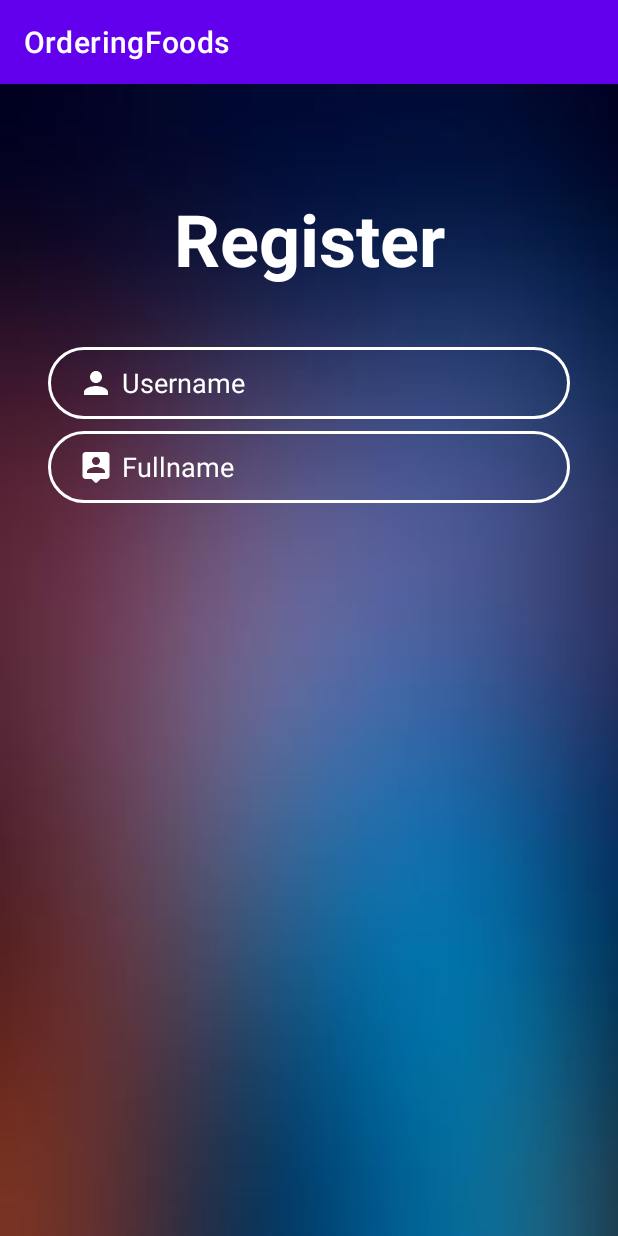
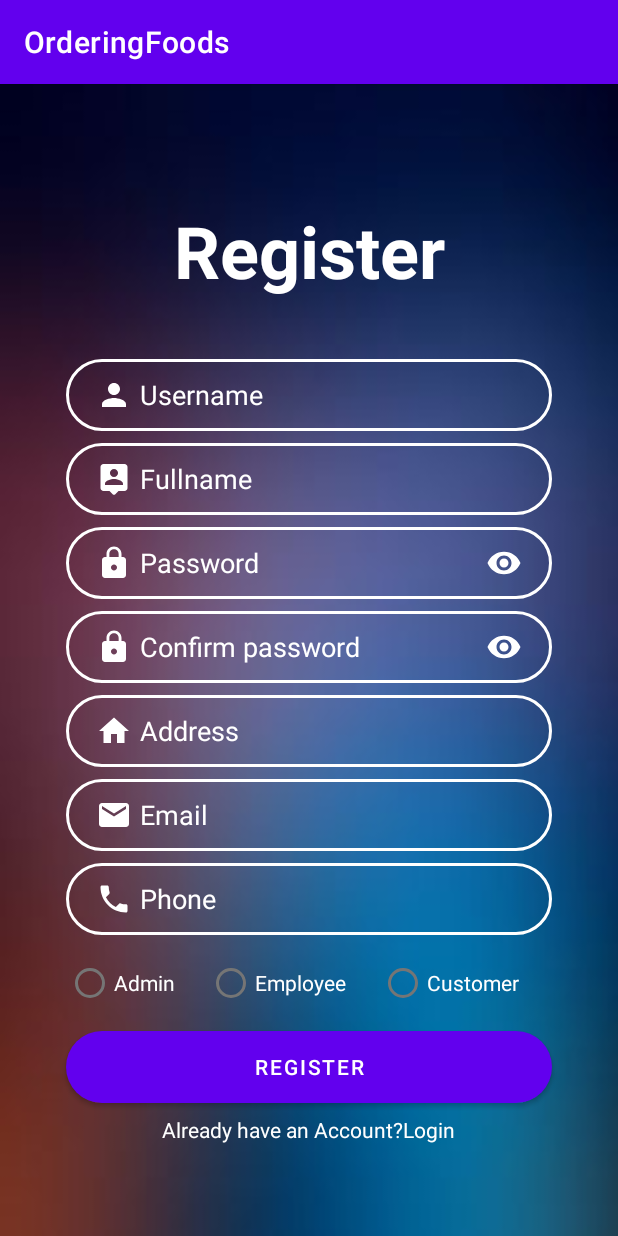
Before and after one commit to nguyentoannn/OrderingFoods, an Android app: the RegisterActivity screen opened directly, with no data from a screen before it, on a phone screen of 412 x 824 dp. Run offline under Robolectric (Android 15) with nearby library versions, the phone set to English and light mode, and no system bars; 2 statements that could not run were skipped.

Commit message:
resolve ui register

```diff
--- a/app/src/main/java/com/example/orderingfoods/LoginActivity.java
+++ b/app/src/main/java/com/example/orderingfoods/LoginActivity.java
@@ -33,7 +33,7 @@ public class LoginActivity extends AppCompatActivity {
     protected void onCreate(Bundle savedInstanceState) {
         super.onCreate(savedInstanceState);
         setContentView(R.layout.activity_login);
-        username = findViewById(R.id.username);
+        username = findViewById(R.id.register_Username);
         password = findViewById(R.id.password);
         button = findViewById(R.id.button_login);
         button.setOnClickListener(new View.OnClickListener() {
--- a/app/src/main/res/layout/activity_login.xml
+++ b/app/src/main/res/layout/activity_login.xml
@@ -23,7 +23,7 @@
         app:layout_constraintVertical_bias="0.224" />
 
     <EditText
-        android:id="@+id/username"
+        android:id="@+id/register_Username"
         android:layout_width="0dp"
         android:layout_height="wrap_content"
         android:layout_marginStart="32dp"
@@ -67,10 +67,10 @@
         android:paddingRight="20dp"
         android:paddingBottom="10dp"
         android:textColorHint="@color/black"
-        app:layout_constraintEnd_toEndOf="@+id/username"
+        app:layout_constraintEnd_toEndOf="@+id/register_Username"
         app:layout_constraintHorizontal_bias="0.0"
-        app:layout_constraintStart_toStartOf="@+id/username"
-        app:layout_constraintTop_toBottomOf="@+id/username" />
+        app:layout_constraintStart_toStartOf="@+id/register_Username"
+        app:layout_constraintTop_toBottomOf="@+id/register_Username" />
 
     <TextView
         android:id="@+id/forgot_password"
--- a/app/src/main/res/layout/activity_register.xml
+++ b/app/src/main/res/layout/activity_register.xml
@@ -6,6 +6,10 @@
     android:layout_width="match_parent"
     android:layout_height="match_parent"
     android:background="@drawable/bg_login"
+    android:paddingLeft="20dp"
+    android:paddingTop="10dp"
+    android:paddingRight="20dp"
+    android:paddingBottom="10dp"
     tools:context=".RegisterActivity">
 
     <TextView
@@ -23,12 +27,12 @@
         app:layout_constraintVertical_bias="0.100000024" />
 
     <EditText
-        android:id="@+id/username"
+        android:id="@+id/register_Username"
         android:layout_width="0dp"
         android:layout_height="wrap_content"
-        android:layout_marginStart="32dp"
+        android:layout_marginStart="24dp"
         android:layout_marginTop="40dp"
-        android:layout_marginEnd="32dp"
+        android:layout_marginEnd="24dp"
         android:layout_marginBottom="16dp"
         android:autofillHints=""
         android:background="@drawable/input_bg"
@@ -42,62 +46,39 @@
         android:paddingTop="10dp"
         android:paddingRight="20dp"
         android:paddingBottom="10dp"
+        android:textColor="@color/white"
         android:textColorHint="@color/white"
-        app:layout_constraintBottom_toTopOf="@+id/password"
+        app:layout_constraintBottom_toTopOf="@+id/register_Fullname"
         app:layout_constraintEnd_toEndOf="parent"
         app:layout_constraintHorizontal_bias="0.0"
         app:layout_constraintStart_toStartOf="parent"
         app:layout_constraintTop_toBottomOf="@+id/login_Title" />
 
     <EditText
-        android:id="@+id/password"
+        android:id="@+id/register_Fullname"
         android:layout_width="0dp"
         android:layout_height="wrap_content"
         android:layout_marginTop="8dp"
-        android:autofillHints=""
         android:background="@drawable/input_bg"
         android:drawableStart="@drawable/name"
         android:drawablePadding="5dp"
         android:ems="10"
-        android:hint="@string/fullname"
+        android:hint="@string/name"
         android:inputType="textPersonName"
         android:minHeight="48dp"
         android:paddingLeft="20dp"
         android:paddingTop="10dp"
         android:paddingRight="20dp"
         android:paddingBottom="10dp"
-        android:textColorHint="@color/white"
-        app:layout_constraintEnd_toEndOf="@+id/username"
-        app:layout_constraintHorizontal_bias="1.0"
-        app:layout_constraintStart_toStartOf="@+id/username"
-        app:layout_constraintTop_toBottomOf="@+id/username" />
+        android:text="@string/fullName"
+        android:textColor="@color/white"
+        app:layout_constraintEnd_toEndOf="@+id/register_Username"
+        app:layout_constraintStart_toStartOf="@+id/register_Username"
+        app:layout_constraintTop_toBottomOf="@+id/register_Username"
+        android:autofillHints="" />
 
     <EditText
-        android:id="@+id/password"
-        android:layout_width="0dp"
-        android:layout_height="wrap_content"
-        android:layout_marginTop="8dp"
-        android:autofillHints=""
-        android:background="@drawable/input_bg"
-        android:drawableStart="@drawable/password"
-        android:drawableEnd="@drawable/eye"
-        android:drawablePadding="5dp"
-        android:ems="10"
-        android:hint="@string/password"
-        android:inputType="textPassword"
-        android:minHeight="48dp"
-        android:paddingLeft="20dp"
-        android:paddingTop="10dp"
-        android:paddingRight="20dp"
-        android:paddingBottom="10dp"
-        android:textColorHint="@color/white"
-        app:layout_constraintEnd_toEndOf="@+id/password"
-        app:layout_constraintHorizontal_bias="0.0"
-        app:layout_constraintStart_toStartOf="@+id/password"
-        app:layout_constraintTop_toBottomOf="@+id/password" />
-
-    <EditText
-        android:id="@+id/confirmPassword"
+        android:id="@+id/register_Password"
         android:layout_width="0dp"
         android:layout_height="wrap_content"
         android:layout_marginTop="8dp"
@@ -106,22 +87,46 @@
         android:drawableEnd="@drawable/eye"
         android:drawablePadding="5dp"
         android:ems="10"
-        android:hint="@string/confirm_password"
-        android:importantForAutofill="no"
+        android:hint="@string/pwd"
         android:inputType="textPassword"
         android:minHeight="48dp"
         android:paddingLeft="20dp"
         android:paddingTop="10dp"
         android:paddingRight="20dp"
         android:paddingBottom="10dp"
+        android:textColor="@color/white"
         android:textColorHint="@color/white"
-        app:layout_constraintEnd_toEndOf="@+id/password"
-        app:layout_constraintHorizontal_bias="0.0"
-        app:layout_constraintStart_toStartOf="@+id/password"
-        app:layout_constraintTop_toBottomOf="@+id/password" />
+        app:layout_constraintEnd_toEndOf="@+id/register_Fullname"
+        app:layout_constraintStart_toStartOf="@+id/register_Fullname"
+        app:layout_constraintTop_toBottomOf="@+id/register_Fullname"
+        android:autofillHints="" />
 
     <EditText
-        android:id="@+id/address"
+        android:id="@+id/register_Confirm"
+        android:layout_width="0dp"
+        android:layout_height="wrap_content"
+        android:layout_marginTop="8dp"
+        android:background="@drawable/input_bg"
+        android:drawableStart="@drawable/password"
+        android:drawableEnd="@drawable/eye"
+        android:drawablePadding="5dp"
+        android:ems="10"
+        android:hint="@string/confirm"
+        android:inputType="textPassword"
+        android:minHeight="48dp"
+        android:paddingLeft="20dp"
+        android:paddingTop="10dp"
+        android:paddingRight="20dp"
+        android:paddingBottom="10dp"
+        android:textColor="@color/white"
+        android:textColorHint="@color/white"
+        app:layout_constraintEnd_toEndOf="@+id/register_Password"
+        app:layout_constraintStart_toStartOf="@+id/register_Password"
+        app:layout_constraintTop_toBottomOf="@+id/register_Password"
+        android:autofillHints="" />
+
+    <EditText
+        android:id="@+id/register_Address"
         android:layout_width="0dp"
         android:layout_height="wrap_content"
         android:layout_marginTop="8dp"
@@ -129,105 +134,142 @@
         android:drawableStart="@drawable/address"
         android:drawablePadding="5dp"
         android:ems="10"
-        android:hint="@string/address"
-        android:importantForAutofill="no"
-        android:inputType="textPersonName"
+        android:hint="@string/addr"
+        android:inputType="textPostalAddress"
         android:minHeight="48dp"
         android:paddingLeft="20dp"
         android:paddingTop="10dp"
         android:paddingRight="20dp"
         android:paddingBottom="10dp"
+        android:textColor="@color/white"
         android:textColorHint="@color/white"
-        app:layout_constraintEnd_toEndOf="@+id/confirmPassword"
-        app:layout_constraintHorizontal_bias="0.0"
-        app:layout_constraintStart_toStartOf="@+id/confirmPassword"
-        app:layout_constraintTop_toBottomOf="@+id/confirmPassword" />
+        app:layout_constraintEnd_toEndOf="@+id/register_Confirm"
+        app:layout_constraintStart_toStartOf="@+id/register_Confirm"
+        app:layout_constraintTop_toBottomOf="@+id/register_Confirm"
+        android:autofillHints="" />
 
     <EditText
-        android:id="@+id/email"
+        android:id="@+id/register_Email"
         android:layout_width="0dp"
         android:layout_height="wrap_content"
         android:layout_marginTop="8dp"
-        android:autofillHints=""
         android:background="@drawable/input_bg"
         android:drawableStart="@drawable/email"
         android:drawablePadding="5dp"
         android:ems="10"
-        android:hint="@string/email"
+        android:hint="@string/mail"
         android:inputType="textEmailAddress"
         android:minHeight="48dp"
         android:paddingLeft="20dp"
         android:paddingTop="10dp"
         android:paddingRight="20dp"
         android:paddingBottom="10dp"
+        android:textColor="@color/white"
         android:textColorHint="@color/white"
-        app:layout_constraintEnd_toEndOf="@+id/address"
-        app:layout_constraintHorizontal_bias="0.0"
-        app:layout_constraintStart_toStartOf="@+id/address"
-        app:layout_constraintTop_toBottomOf="@+id/address" />
+        app:layout_constraintEnd_toEndOf="@+id/register_Address"
+        app:layout_constraintHorizontal_bias="0.496"
+        app:layout_constraintStart_toStartOf="@+id/register_Address"
+        app:layout_constraintTop_toBottomOf="@+id/register_Address"
+        android:autofillHints="" />
 
     <EditText
-        android:id="@+id/phoneNumber"
+        android:id="@+id/editTextPhone"
         android:layout_width="0dp"
         android:layout_height="wrap_content"
         android:layout_marginTop="8dp"
-        android:autofillHints=""
         android:background="@drawable/input_bg"
         android:drawableStart="@drawable/phone"
         android:drawablePadding="5dp"
         android:ems="10"
-        android:hint="@string/phone"
+        android:hint="@string/numberphone"
         android:inputType="phone"
         android:minHeight="48dp"
         android:paddingLeft="20dp"
         android:paddingTop="10dp"
         android:paddingRight="20dp"
         android:paddingBottom="10dp"
+        android:textColor="@color/white"
         android:textColorHint="@color/white"
-        app:layout_constraintEnd_toEndOf="@+id/email"
-        app:layout_constraintHorizontal_bias="0.0"
-        app:layout_constraintStart_toStartOf="@+id/email"
-        app:layout_constraintTop_toBottomOf="@+id/email" />
+        app:layout_constraintEnd_toEndOf="@+id/register_Email"
+        app:layout_constraintStart_toStartOf="@+id/register_Email"
+        app:layout_constraintTop_toBottomOf="@+id/register_Email"
+        android:autofillHints="" />
+
+    <LinearLayout
+        android:id="@+id/layout_RadioButton"
+        android:layout_width="0dp"
+        android:layout_height="wrap_content"
+        android:layout_marginStart="24dp"
+        android:layout_marginTop="8dp"
+        android:layout_marginEnd="24dp"
+        android:orientation="horizontal"
+        app:layout_constraintEnd_toEndOf="parent"
+        app:layout_constraintStart_toStartOf="parent"
+        app:layout_constraintTop_toBottomOf="@+id/editTextPhone">
+
+        <RadioButton
+            android:id="@+id/btnAdmin"
+            android:layout_width="wrap_content"
+            android:layout_height="match_parent"
+            android:layout_weight="1"
+            android:text="@string/adm"
+            android:textColor="@color/white"
+            tools:ignore="TextContrastCheck" />
+
+        <RadioButton
+            android:id="@+id/btnEmployee"
+            android:layout_width="wrap_content"
+            android:layout_height="wrap_content"
+            android:layout_weight="1"
+            android:text="@string/employees"
+            android:textColor="@color/white" />
+
+        <RadioButton
+            android:id="@+id/btnCustomer"
+            android:layout_width="wrap_content"
+            android:layout_height="wrap_content"
+            android:layout_weight="1"
+            android:text="@string/cus"
+            android:textColor="@color/white" />
+    </LinearLayout>
 
     <Button
-        android:id="@+id/btn_register"
+        android:id="@+id/button_Register"
         android:layout_width="0dp"
         android:layout_height="wrap_content"
-        android:layout_marginTop="24dp"
+        android:layout_marginTop="8dp"
         android:background="@drawable/button_bg"
-        android:text="@string/button"
-        app:layout_constraintEnd_toEndOf="@+id/phoneNumber"
-        app:layout_constraintStart_toStartOf="@+id/phoneNumber"
-        app:layout_constraintTop_toBottomOf="@+id/phoneNumber"
-        tools:ignore="DuplicateSpeakableTextCheck"
-        tools:text="@string/register" />
+        android:text="@string/signUp"
+        android:textColor="@color/white"
+        app:layout_constraintEnd_toEndOf="@+id/layout_RadioButton"
+        app:layout_constraintStart_toStartOf="@+id/layout_RadioButton"
+        app:layout_constraintTop_toBottomOf="@+id/layout_RadioButton"
+        tools:ignore="DuplicateSpeakableTextCheck" />
 
     <LinearLayout
+        android:id="@+id/layout_LinkToLogin"
         android:layout_width="0dp"
         android:layout_height="wrap_content"
+        android:layout_marginTop="8dp"
         android:gravity="center"
         android:orientation="horizontal"
-        android:textAlignment="center"
-        android:textColor="@color/white"
-        app:layout_constraintBottom_toBottomOf="parent"
-        app:layout_constraintEnd_toEndOf="@+id/btn_register"
-        app:layout_constraintHorizontal_bias="0.0"
-        app:layout_constraintStart_toStartOf="@+id/btn_register"
-        app:layout_constraintTop_toBottomOf="@+id/btn_register"
-        app:layout_constraintVertical_bias="0.00999999">
+        app:layout_constraintEnd_toEndOf="@+id/button_Register"
+        app:layout_constraintStart_toStartOf="@+id/button_Register"
+        app:layout_constraintTop_toBottomOf="@+id/button_Register">
 
         <TextView
-            android:id="@+id/already_haveAccount"
+            android:id="@+id/tv_alreadyHaveAccount"
             android:layout_width="wrap_content"
             android:layout_height="wrap_content"
-            android:text="@string/already_haveAnAccount"
+            android:text="@string/haveAccount"
             android:textColor="@color/white" />
 
         <TextView
-            android:id="@+id/login"
+            android:id="@+id/tv_ToLogin"
             android:layout_width="wrap_content"
             android:layout_height="wrap_content"
-            android:text="@string/login"
-            android:textColor="#18FFFF" />
+            android:text="@string/SignIn"
+            android:textColor="@color/white" />
     </LinearLayout>
+
 </androidx.constraintlayout.widget.ConstraintLayout>
--- a/app/src/main/res/values/strings.xml
+++ b/app/src/main/res/values/strings.xml
@@ -19,4 +19,17 @@
     <string name="ToRegister">Register</string>
     <string name="google">Google</string>
     <string name="facebook">Facebook</string>
+    <string name="cus">Customer</string>
+    <string name="name">Fullname</string>
+    <string name="mail">Email</string>
+    <string name="numberphone">Phone</string>
+    <string name="employees">Employee</string>
+    <string name="confirm">Confirm password</string>
+    <string name="addr">Address</string>
+    <string name="pwd">Password</string>
+    <string name="signUp">Register</string>
+    <string name="adm">Admin</string>
+    <string name="haveAccount">Already have an Account?</string>
+    <string name="SignIn">Login</string>
+    <string name="fullName">Fullname</string>
 </resources>
```
